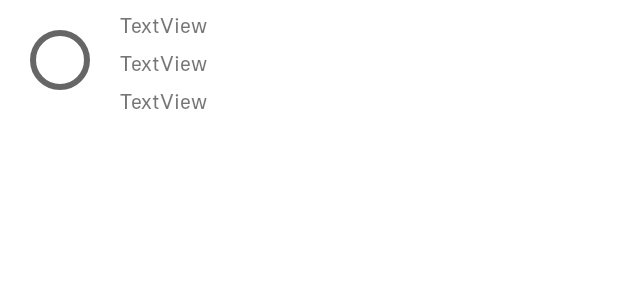
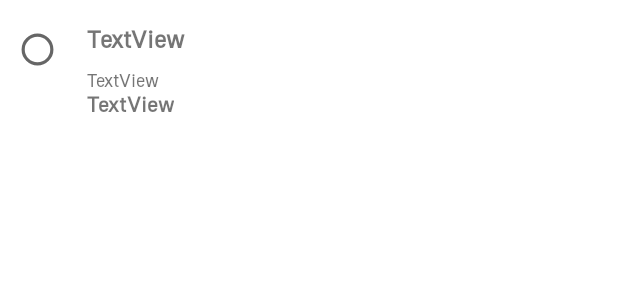
Before and after one commit to DaniilVdovin/ItsWork_Android_Java, an Android app: the layout item_task_activity.xml on its own in the app's theme, with its tools: preview values and no code run, on a phone screen of 412 x 824 dp. Shown: the top 300 px of the screen. Run offline under Robolectric (Android 15) with nearby library versions, the phone set to English and light mode, and no system bars.

Commit message:
Update Home UI

```diff
--- a/app/src/main/res/layout/fragment_home.xml
+++ b/app/src/main/res/layout/fragment_home.xml
@@ -52,10 +52,9 @@
 
     <ProgressBar
         android:id="@+id/wait_bar"
-        style="@style/Widget.AppCompat.ProgressBar"
-        android:layout_width="wrap_content"
+        style="@style/Widget.AppCompat.ProgressBar.Horizontal"
+        android:layout_width="0dp"
         android:layout_height="wrap_content"
-        android:layout_marginTop="16dp"
         android:alpha="0.2"
         android:indeterminate="true"
         app:layout_constraintEnd_toEndOf="parent"
--- a/app/src/main/res/layout/item_task_activity.xml
+++ b/app/src/main/res/layout/item_task_activity.xml
@@ -3,14 +3,14 @@
     xmlns:app="http://schemas.android.com/apk/res-auto"
     xmlns:tools="http://schemas.android.com/tools"
     android:layout_width="match_parent"
-    android:layout_height="90dp">
+    android:layout_height="wrap_content">
 
     <ImageView
         android:id="@+id/i_task_icon"
-        android:layout_width="64dp"
-        android:layout_height="64dp"
+        android:layout_width="34dp"
+        android:layout_height="34dp"
         android:layout_marginStart="8dp"
-        android:layout_marginTop="8dp"
+        android:layout_marginTop="16dp"
         app:layout_constraintBottom_toBottomOf="parent"
         app:layout_constraintStart_toStartOf="parent"
         app:layout_constraintTop_toTopOf="parent"
@@ -21,8 +21,10 @@
         android:id="@+id/tv_title"
         android:layout_width="wrap_content"
         android:layout_height="wrap_content"
-        android:layout_marginStart="8dp"
+        android:layout_marginStart="16dp"
         android:text="TextView"
+        android:textSize="16sp"
+        android:textStyle="bold"
         app:layout_constraintStart_toEndOf="@+id/i_task_icon"
         app:layout_constraintTop_toTopOf="@+id/i_task_icon" />
 
@@ -30,9 +32,10 @@
         android:id="@+id/tv_dis"
         android:layout_width="wrap_content"
         android:layout_height="wrap_content"
-        android:layout_marginStart="8dp"
-        android:layout_marginTop="8dp"
+        android:layout_marginStart="16dp"
+        android:layout_marginTop="10dp"
         android:text="TextView"
+        android:textSize="12sp"
         app:layout_constraintStart_toEndOf="@+id/i_task_icon"
         app:layout_constraintTop_toBottomOf="@+id/tv_title" />
 
@@ -40,9 +43,11 @@
         android:id="@+id/tv_price"
         android:layout_width="wrap_content"
         android:layout_height="wrap_content"
-        android:layout_marginStart="8dp"
-        android:layout_marginTop="8dp"
+        android:layout_marginStart="16dp"
+        android:layout_marginBottom="16dp"
         android:text="TextView"
+        android:textStyle="bold"
+        app:layout_constraintBottom_toBottomOf="parent"
         app:layout_constraintStart_toEndOf="@+id/i_task_icon"
         app:layout_constraintTop_toBottomOf="@+id/tv_dis" />
 </androidx.constraintlayout.widget.ConstraintLayout>
--- a/app/src/main/res/values/colors.xml
+++ b/app/src/main/res/values/colors.xml
@@ -8,5 +8,6 @@
     <color name="black">#FF000000</color>
     <color name="black_light">#353535</color>
     <color name="gray">#777777</color>
+    <color name="gray_light">#6A777777</color>
     <color name="white">#FFFFFFFF</color>
 </resources>
```
Also changed, not shown: app/src/main/java/com/daniilvdovin/iswork/ui/home/HomeFragment.java (+8 -1 lines), app/src/main/java/com/daniilvdovin/iswork/ui/home/adapters/TaskAdapter.java (+5 -6 lines), app/src/main/res/drawable/item_divider_background.xml (added, +12 -0 lines), app/src/main/res/drawable/ic_item_close.png (added), app/src/main/res/drawable/ic_item_open.png (added), app/src/main/res/drawable/ic_item_success.png (added), app/src/main/res/drawable/ic_item_waiting.png (added).
